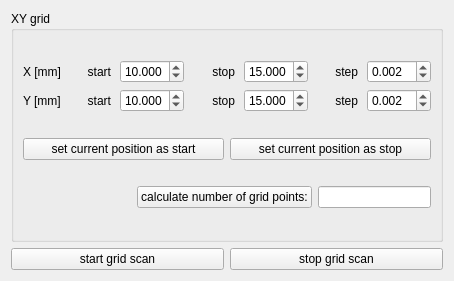
First picture: the form in experiments/transistor_laser_scan.ui, repository dean-nanomol/nanomol, before the edit.
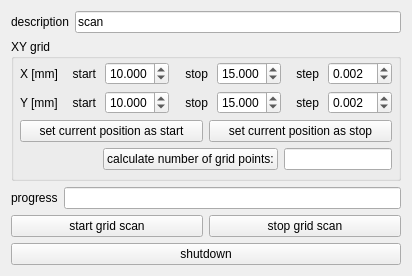
Second picture: the form after the edit.

Commit message: update transistor_laser_scan

Diff of the .ui file:
```diff
--- a/experiments/transistor_laser_scan.ui
+++ b/experiments/transistor_laser_scan.ui
@@ -6,20 +6,50 @@
    <rect>
     <x>0</x>
     <y>0</y>
-    <width>454</width>
-    <height>281</height>
+    <width>412</width>
+    <height>276</height>
    </rect>
   </property>
   <property name="windowTitle">
    <string>transistor laser scan</string>
   </property>
   <layout class="QVBoxLayout" name="verticalLayout">
+   <item>
+    <layout class="QHBoxLayout" name="horizontalLayout_10">
+     <item>
+      <widget class="QLabel" name="label_2">
+       <property name="text">
+        <string>description</string>
+       </property>
+      </widget>
+     </item>
+     <item>
+      <widget class="QLineEdit" name="description_lineEdit">
+       <property name="text">
+        <string>scan</string>
+       </property>
+      </widget>
+     </item>
+    </layout>
+   </item>
    <item>
     <widget class="QGroupBox" name="groupBox">
      <property name="title">
       <string>XY grid</string>
      </property>
      <layout class="QVBoxLayout" name="verticalLayout_2">
+      <property name="leftMargin">
+       <number>6</number>
+      </property>
+      <property name="topMargin">
+       <number>3</number>
+      </property>
+      <property name="rightMargin">
+       <number>6</number>
+      </property>
+      <property name="bottomMargin">
+       <number>6</number>
+      </property>
       <item>
        <layout class="QGridLayout" name="gridLayout" columnstretch="1,3,3,3">
         <property name="horizontalSpacing">
@@ -315,6 +345,24 @@
      </layout>
     </widget>
    </item>
+   <item>
+    <layout class="QHBoxLayout" name="horizontalLayout_11">
+     <item>
+      <widget class="QLabel" name="label_10">
+       <property name="text">
+        <string>progress</string>
+       </property>
+      </widget>
+     </item>
+     <item>
+      <widget class="QLineEdit" name="progress_lineEdit">
+       <property name="readOnly">
+        <bool>true</bool>
+       </property>
+      </widget>
+     </item>
+    </layout>
+   </item>
    <item>
     <layout class="QHBoxLayout" name="horizontalLayout_8">
      <item>
@@ -333,6 +381,13 @@
      </item>
     </layout>
    </item>
+   <item>
+    <widget class="QPushButton" name="pushButton">
+     <property name="text">
+      <string>shutdown</string>
+     </property>
+    </widget>
+   </item>
   </layout>
  </widget>
  <resources/>
```
The commit also changes 1 other file.
